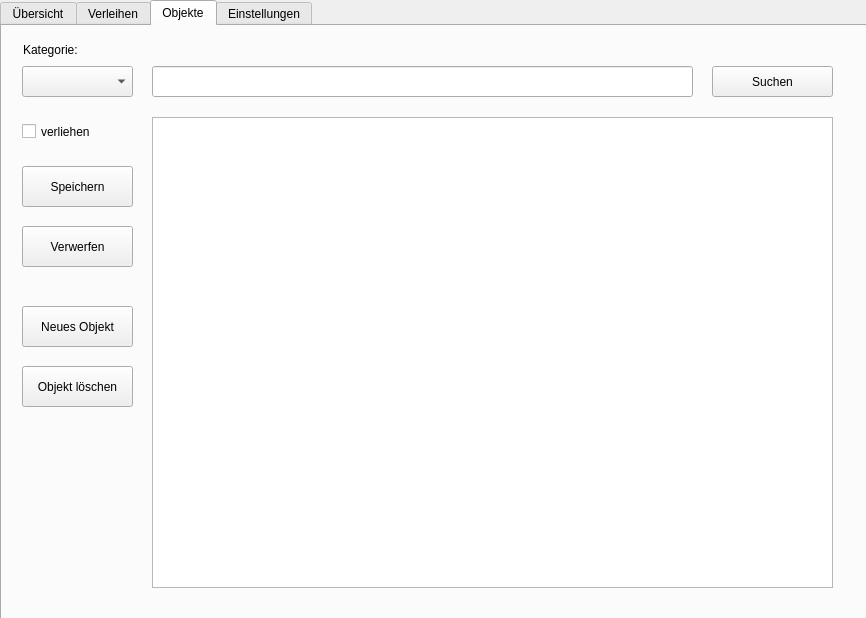
Old version of the form mainwindow.ui in the repository Psycl0p7/Projekt-2-Verleihsoftware.
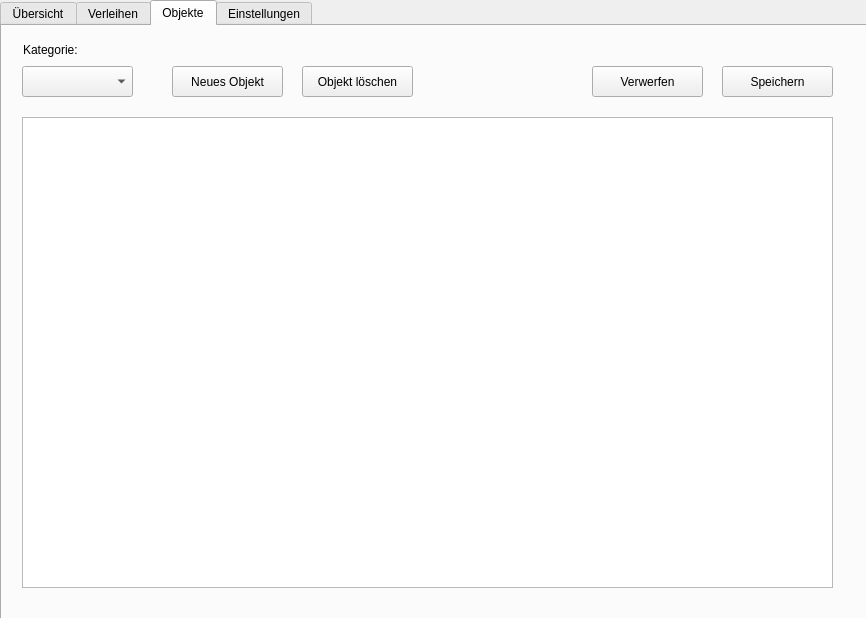
New version of the form.

Diff of the .ui file:
```diff
--- a/mainwindow.ui
+++ b/mainwindow.ui
@@ -782,9 +782,9 @@
      <widget class="QTableWidget" name="twObjects">
       <property name="geometry">
        <rect>
-        <x>150</x>
+        <x>20</x>
         <y>91</y>
-        <width>681</width>
+        <width>811</width>
         <height>471</height>
        </rect>
       </property>
@@ -818,10 +818,10 @@
      <widget class="QPushButton" name="btnObjectsDelete">
       <property name="geometry">
        <rect>
-        <x>20</x>
-        <y>340</y>
+        <x>300</x>
+        <y>40</y>
         <width>111</width>
-        <height>41</height>
+        <height>31</height>
        </rect>
       </property>
       <property name="font">
@@ -837,10 +837,10 @@
      <widget class="QPushButton" name="btnObjectsCreate">
       <property name="geometry">
        <rect>
-        <x>20</x>
-        <y>280</y>
+        <x>170</x>
+        <y>40</y>
         <width>111</width>
-        <height>41</height>
+        <height>31</height>
        </rect>
       </property>
       <property name="font">
@@ -853,22 +853,6 @@
        <string>Neues Objekt</string>
       </property>
      </widget>
-     <widget class="QLineEdit" name="edtObjectSearchText">
-      <property name="geometry">
-       <rect>
-        <x>150</x>
-        <y>40</y>
-        <width>541</width>
-        <height>31</height>
-       </rect>
-      </property>
-      <property name="font">
-       <font>
-        <family>Segoe UI</family>
-        <pointsize>10</pointsize>
-       </font>
-      </property>
-     </widget>
      <widget class="QLabel" name="label_14">
       <property name="geometry">
        <rect>
@@ -888,26 +872,13 @@
        <string>Kategorie:</string>
       </property>
      </widget>
-     <widget class="QCheckBox" name="cbObjectsOnlyAwarded">
-      <property name="geometry">
-       <rect>
-        <x>20</x>
-        <y>90</y>
-        <width>131</width>
-        <height>31</height>
-       </rect>
-      </property>
-      <property name="text">
-       <string>verliehen</string>
-      </property>
-     </widget>
      <widget class="QPushButton" name="btnObjectsUpdate">
       <property name="geometry">
        <rect>
-        <x>20</x>
-        <y>140</y>
+        <x>720</x>
+        <y>40</y>
         <width>111</width>
-        <height>41</height>
+        <height>31</height>
        </rect>
       </property>
       <property name="font">
@@ -920,26 +891,13 @@
        <string>Speichern</string>
       </property>
      </widget>
-     <widget class="QPushButton" name="btnObjectsSearch">
-      <property name="geometry">
-       <rect>
-        <x>710</x>
-        <y>40</y>
-        <width>121</width>
-        <height>31</height>
-       </rect>
-      </property>
-      <property name="text">
-       <string>Suchen</string>
-      </property>
-     </widget>
      <widget class="QPushButton" name="btnObjectsDiscard">
       <property name="geometry">
        <rect>
-        <x>20</x>
-        <y>200</y>
+        <x>590</x>
+        <y>40</y>
         <width>111</width>
-        <height>41</height>
+        <height>31</height>
        </rect>
       </property>
       <property name="font">
```
